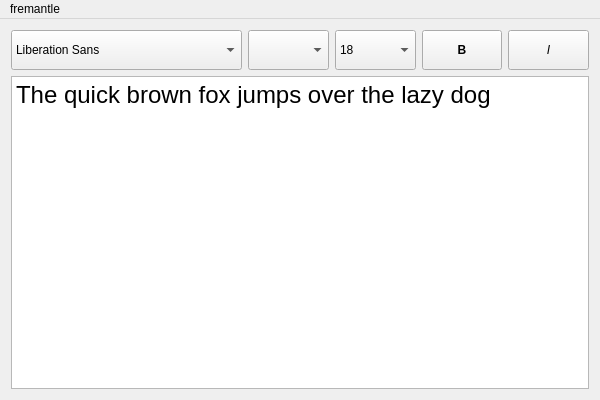
The window that src/mainwindow.ui (achipa/quickbrownfox) describes before a commit, drawn with Qt 5.
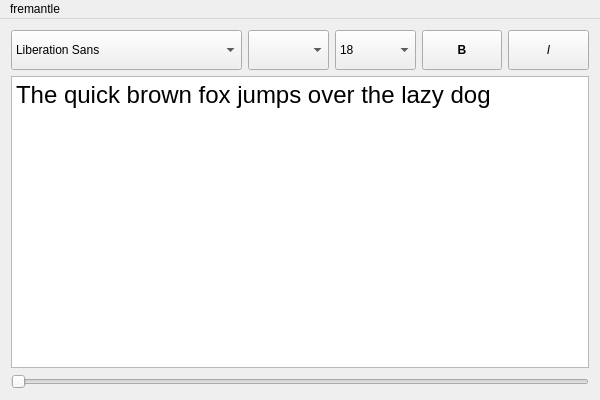
The same window after the commit.

What changed in the file:
```diff
--- a/src/mainwindow.ui
+++ b/src/mainwindow.ui
@@ -249,6 +249,13 @@
       </property>
      </widget>
     </item>
+    <item>
+     <widget class="QSlider" name="horizontalSlider">
+      <property name="orientation">
+       <enum>Qt::Horizontal</enum>
+      </property>
+     </widget>
+    </item>
    </layout>
   </widget>
   <widget class="QMenuBar" name="menuBar">
```
Left out of the diff: 13 changed lines with no effect on the pictures.
